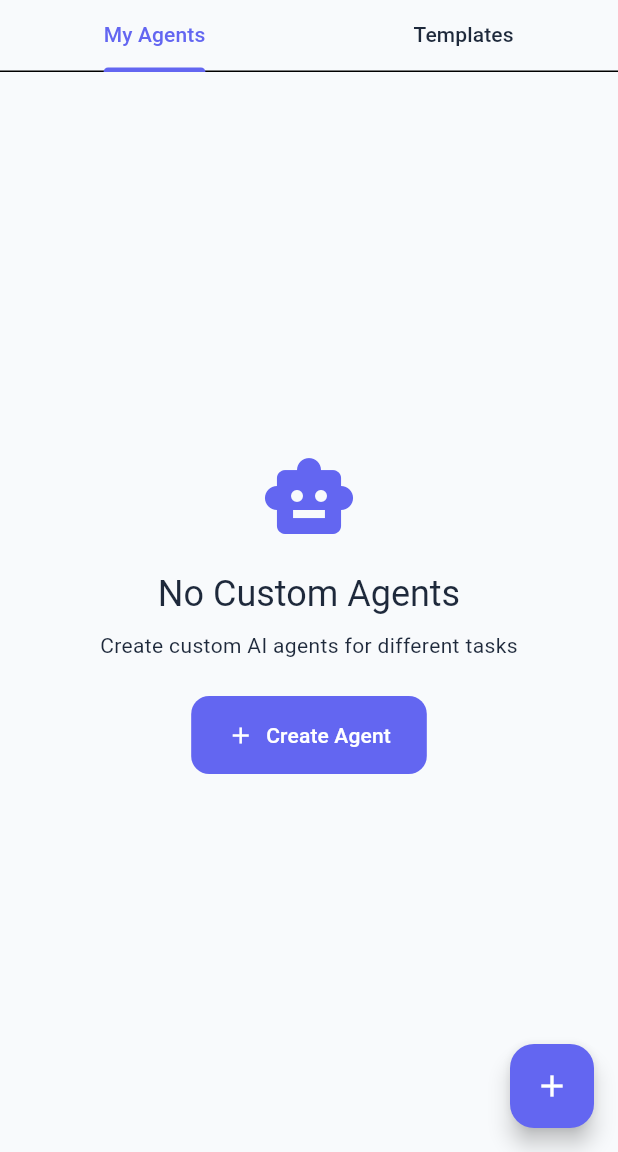
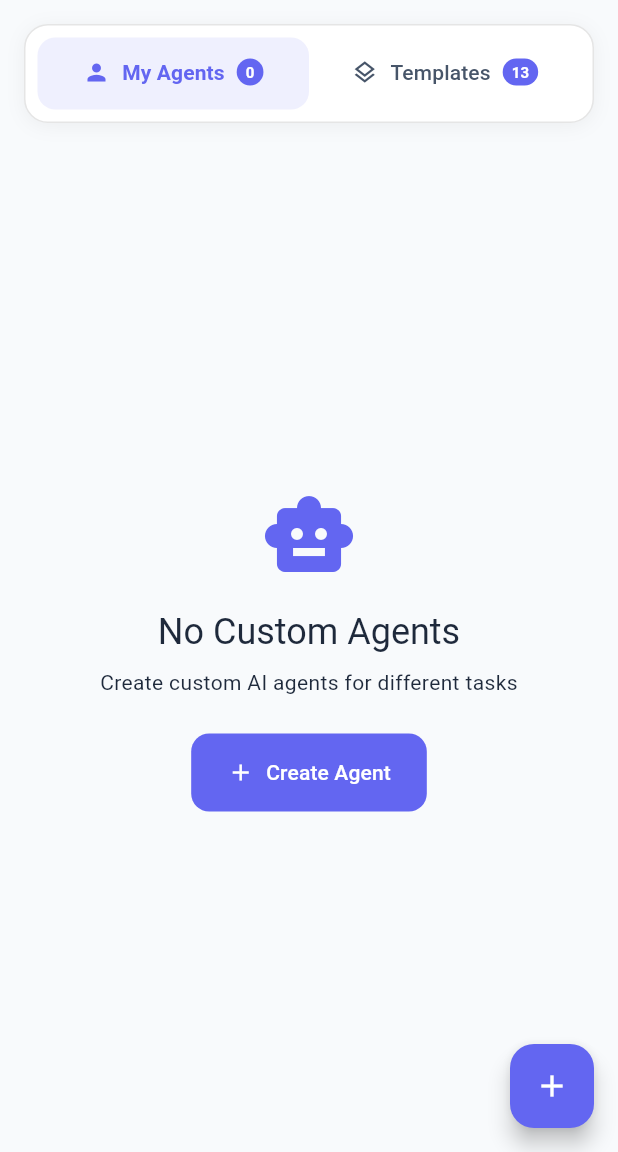
Before and after one commit to brahim-guaali/gen_lite, a Flutter app: the AgentManagementScreen screen opened directly, on a phone screen of 412 x 824 dp, the part 84-1236 px from its top. Run offline on Flutter 3.47's test engine with Material 3 defaults, Android fonts, the phone set to English and light mode, and no system bars; our stand-ins replace equatable, file_picker, flutter_bloc, flutter_dotenv, flutter_markdown, flutter_tts and 5 more; missing offline and left inert: flutter_gemma; accounts and stored records are empty.

Commit message:
feat(agent): improve tabs design with modern styling and badges
- Add custom tab bar container with rounded corners and shadow
- Include icons and count badges for each tab (My Agents, Templates)
- Use app's design system colors and spacing
- Remove bottom border for cleaner appearance
- Fix icon reference from template_outlined to layers_outlined

```diff
--- a/lib/features/settings/presentation/agent_management_screen.dart
+++ b/lib/features/settings/presentation/agent_management_screen.dart
@@ -9,6 +9,7 @@ import '../widgets/agent_error_message.dart';
 import '../widgets/agent_list.dart';
 import '../widgets/template_list.dart';
 import '../widgets/create_agent_dialog.dart';
+import 'package:genlite/core/constants/app_constants.dart';
 
 class AgentManagementScreen extends StatelessWidget {
   const AgentManagementScreen({super.key});
@@ -55,12 +56,58 @@ class AgentManagementScreen extends StatelessWidget {
       length: 2,
       child: Column(
         children: [
-          TabBar(
-            tabs: const [
-              Tab(text: 'My Agents'),
-              Tab(text: 'Templates'),
-            ],
-            labelColor: Theme.of(context).colorScheme.primary,
+          // Custom Tab Bar Container
+          Container(
+            margin: const EdgeInsets.all(AppConstants.paddingMedium),
+            decoration: BoxDecoration(
+              color: Theme.of(context).colorScheme.surface,
+              borderRadius:
+                  BorderRadius.circular(AppConstants.borderRadiusLarge),
+              border: Border.all(
+                color: Theme.of(context).colorScheme.outline.withOpacity(0.1),
+              ),
+              boxShadow: [
+                BoxShadow(
+                  color: Colors.black.withOpacity(0.05),
+                  blurRadius: 10,
+                  offset: const Offset(0, 2),
+                ),
+              ],
+            ),
+            child: TabBar(
+              tabs: [
+                _buildTab(
+                  context,
+                  icon: Icons.person,
+                  label: 'My Agents',
+                  badge: state.agents.length.toString(),
+                ),
+                _buildTab(
+                  context,
+                  icon: Icons.layers_outlined,
+                  label: 'Templates',
+                  badge: state.templates.length.toString(),
+                ),
+              ],
+              labelColor: AppConstants.primaryColor,
+              unselectedLabelColor: AppConstants.secondaryTextColor,
+              indicatorSize: TabBarIndicatorSize.tab,
+              indicator: BoxDecoration(
+                color: AppConstants.primaryColorWithOpacity(0.1),
+                borderRadius:
+                    BorderRadius.circular(AppConstants.borderRadiusMedium),
+              ),
+              dividerColor: Colors.transparent,
+              labelStyle: const TextStyle(
+                fontSize: 14,
+                fontWeight: FontWeight.w600,
+              ),
+              unselectedLabelStyle: const TextStyle(
+                fontSize: 14,
+                fontWeight: FontWeight.w500,
+              ),
+              padding: const EdgeInsets.all(AppConstants.paddingSmall),
+            ),
           ),
           Expanded(
             child: TabBarView(
@@ -70,6 +117,45 @@ class AgentManagementScreen extends StatelessWidget {
               ],
             ),
           ),
+        ],
+      ),
+    );
+  }
+
+  Widget _buildTab(
+    BuildContext context, {
+    required IconData icon,
+    required String label,
+    String? badge,
+  }) {
+    return Tab(
+      child: Row(
+        mainAxisSize: MainAxisSize.min,
+        children: [
+          Icon(icon, size: 18),
+          const SizedBox(width: AppConstants.paddingSmall),
+          Text(label),
+          if (badge != null) ...[
+            const SizedBox(width: AppConstants.paddingSmall),
+            Container(
+              padding: const EdgeInsets.symmetric(
+                horizontal: 6,
+                vertical: 2,
+              ),
+              decoration: BoxDecoration(
+                color: AppConstants.primaryColor,
+                borderRadius: BorderRadius.circular(10),
+              ),
+              child: Text(
+                badge,
+                style: const TextStyle(
+                  color: Colors.white,
+                  fontSize: 10,
+                  fontWeight: FontWeight.w600,
+                ),
+              ),
+            ),
+          ],
         ],
       ),
     );
```
